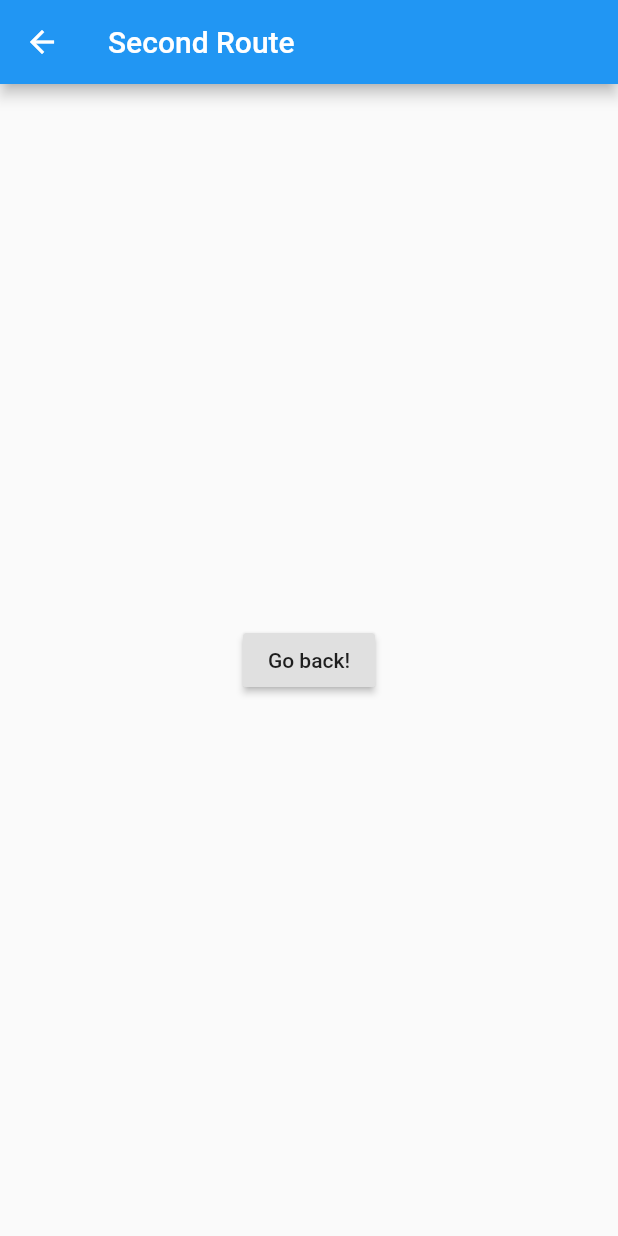
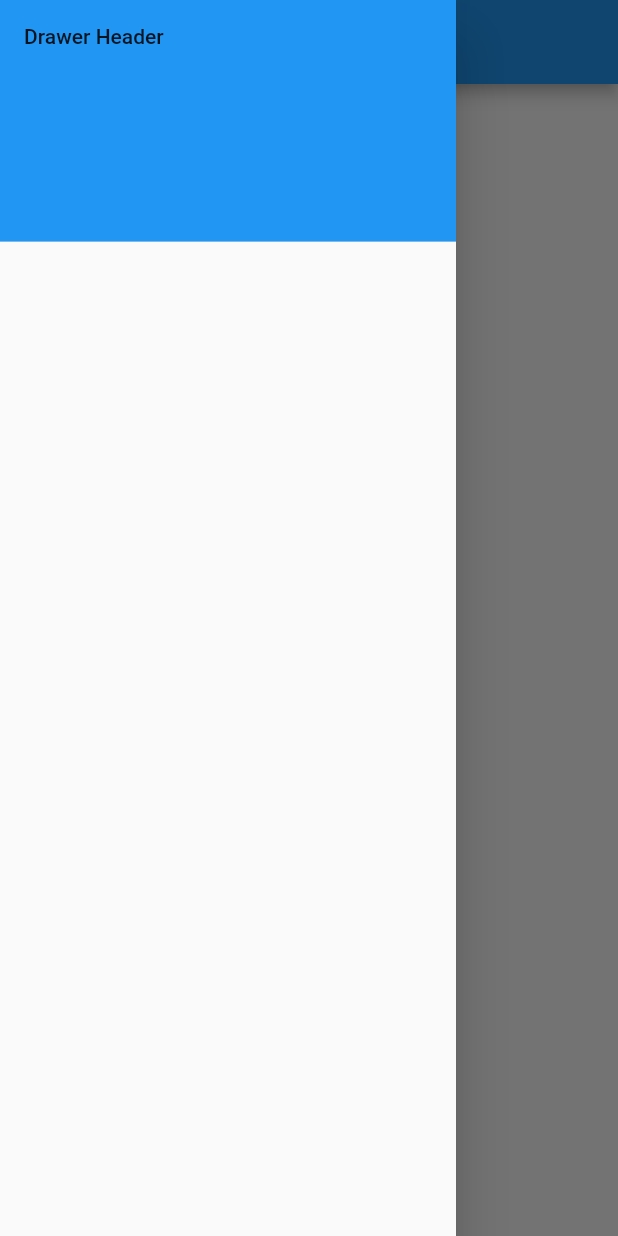
Before and after one commit to zp00v0518/tori_mobile, a Flutter app: the HomePage screen opened directly, with the side drawer open (before the commit the screen has no drawer), on a phone screen of 412 x 824 dp. Run offline on Flutter 3.47's test engine with Material 2 defaults, Android fonts, the phone set to English and light mode, and no system bars.

```diff
--- /dev/null
+++ b/lib/components/moleculs/AppDrawer.dart
@@ -0,0 +1,24 @@
+import 'package:flutter/material.dart';
+
+class AppDrawer extends StatefulWidget {
+  @override
+  _AppDrawerState createState() => _AppDrawerState();
+}
+
+class _AppDrawerState extends State<AppDrawer> {
+  @override
+  Widget build(BuildContext context) {
+    return Drawer(
+      child: ListView(
+        children: <Widget>[
+          DrawerHeader(
+            child: Text('Drawer Header'),
+            decoration: BoxDecoration(
+              color: Colors.blue,
+            ),
+          ),
+        ],
+      ),
+    );
+  }
+}
--- a/lib/pages/Home.dart
+++ b/lib/pages/Home.dart
@@ -1,4 +1,5 @@
 import 'package:flutter/material.dart';
+import 'package:tori_mobile/components/moleculs/AppDrawer.dart';
 import '../state/index.dart';
 
 class HomePage extends StatefulWidget {
@@ -9,11 +10,12 @@ class HomePage extends StatefulWidget {
 class _HomePageState extends State<HomePage> {
   @override
   Widget build(BuildContext context) {
-    print(menuData);
+    // print(menuData);
     return Scaffold(
       appBar: AppBar(
         title: Text("Second Route"),
       ),
+      drawer: AppDrawer(),
       body: Center(
         child: RaisedButton(
           onPressed: () {
--- /dev/null
+++ b/lib/pages/Login/index.dart
@@ -0,0 +1 @@
+export './Login.dart';
--- a/lib/routes/routes.dart
+++ b/lib/routes/routes.dart
@@ -1,7 +1,7 @@
 import 'package:flutter/cupertino.dart';
 
 import 'package:flutter/material.dart';
-import '../pages/Login.dart';
+import '../pages/Login/index.dart';
 import '../pages/Home.dart';
 
 Map<String, Widget Function(BuildContext)>  routes = {
--- /dev/null
+++ b/lib/state/drawerData.dart
@@ -0,0 +1,4 @@
+List menuData = [];
+String userName = '';
+String userFoto = '';
+String userEmail = '';
--- a/lib/state/index.dart
+++ b/lib/state/index.dart
@@ -1,3 +1 @@
-import './menuData.dart';
-
-export './menuData.dart';
+export './drawerData.dart';
--- a/lib/state/menuData.dart
+++ /dev/null
@@ -1 +0,0 @@
-List menuData = [];
--- a/pubspec.yaml
+++ b/pubspec.yaml
@@ -29,6 +29,7 @@ dependencies:
   # Use with the CupertinoIcons class for iOS style icons.
   cupertino_icons: ^0.1.3
   http: ^0.12.1
+  html: ^0.14.0+3
 
 dev_dependencies:
   flutter_test:
```
Also changed, not shown: lib/pages/Login/Login.dart (renamed from lib/pages/Login.dart, +7 -11 lines), lib/pages/Login/login_utils.dart (added, +31 -0 lines), pubspec.lock.
